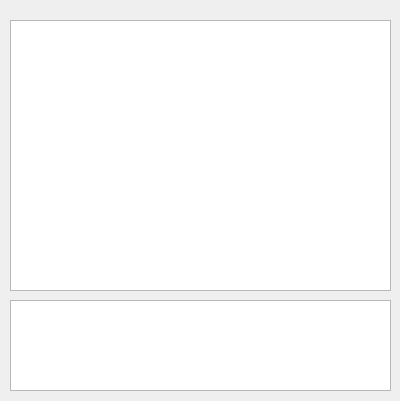
Above: console.ui from nahuelmol/ves before the change. Below: the same form after it.
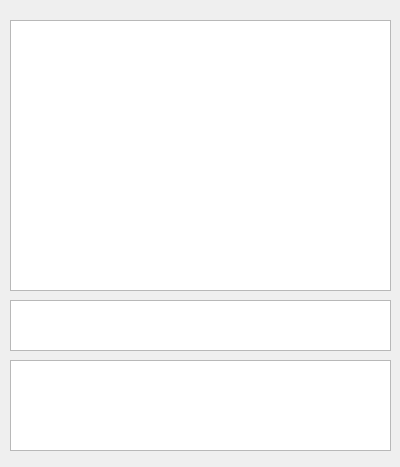
That is the form after the change.

Diff of the .ui file:
```diff
--- a/console.ui
+++ b/console.ui
@@ -7,7 +7,7 @@
     <x>0</x>
     <y>0</y>
     <width>400</width>
-    <height>401</height>
+    <height>467</height>
    </rect>
   </property>
   <property name="windowTitle">
@@ -17,7 +17,7 @@
    <property name="geometry">
     <rect>
      <x>10</x>
-     <y>300</y>
+     <y>360</y>
      <width>381</width>
      <height>91</height>
     </rect>
@@ -33,6 +33,16 @@
     </rect>
    </property>
   </widget>
+  <widget class="QTextBrowser" name="errCommand">
+   <property name="geometry">
+    <rect>
+     <x>10</x>
+     <y>300</y>
+     <width>381</width>
+     <height>51</height>
+    </rect>
+   </property>
+  </widget>
  </widget>
  <resources/>
  <connections/>
```
